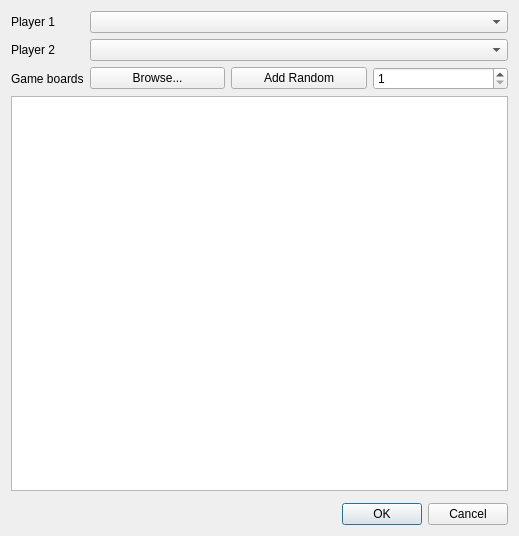
Old version of the form tank_game_gui/src/newgamedialog.ui in the repository joelottosson/cwg.
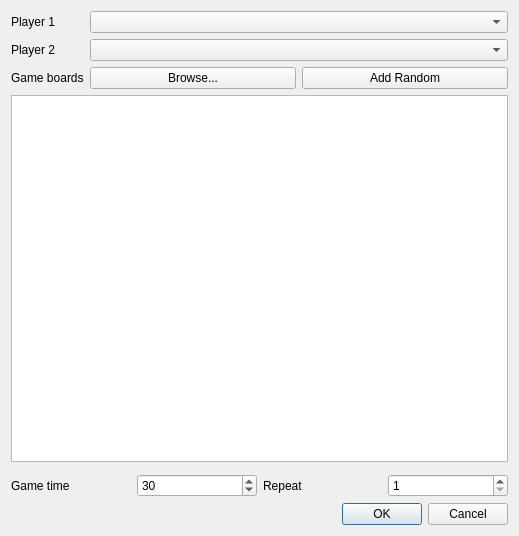
New version of the form.

```diff
--- a/tank_game_gui/src/newgamedialog.ui
+++ b/tank_game_gui/src/newgamedialog.ui
@@ -60,16 +60,6 @@
        </property>
       </widget>
      </item>
-     <item>
-      <widget class="QSpinBox" name="numRandomSpinBox">
-       <property name="minimum">
-        <number>1</number>
-       </property>
-       <property name="maximum">
-        <number>1000000</number>
-       </property>
-      </widget>
-     </item>
     </layout>
    </item>
    <item row="8" column="0" colspan="2">
@@ -78,7 +68,48 @@
    <item row="10" column="1">
     <layout class="QFormLayout" name="formLayout"/>
    </item>
-   <item row="12" column="1">
+   <item row="12" column="0" colspan="2">
+    <layout class="QHBoxLayout" name="horizontalLayout_2">
+     <item>
+      <widget class="QLabel" name="label_5">
+       <property name="text">
+        <string>Game time</string>
+       </property>
+      </widget>
+     </item>
+     <item>
+      <widget class="QSpinBox" name="gameTimeSpinBox">
+       <property name="minimum">
+        <number>5</number>
+       </property>
+       <property name="maximum">
+        <number>300</number>
+       </property>
+       <property name="value">
+        <number>30</number>
+       </property>
+      </widget>
+     </item>
+     <item>
+      <widget class="QLabel" name="label_6">
+       <property name="text">
+        <string>Repeat</string>
+       </property>
+      </widget>
+     </item>
+     <item>
+      <widget class="QSpinBox" name="repeatSpinBox">
+       <property name="minimum">
+        <number>1</number>
+       </property>
+       <property name="maximum">
+        <number>200</number>
+       </property>
+      </widget>
+     </item>
+    </layout>
+   </item>
+   <item row="13" column="1">
     <widget class="QDialogButtonBox" name="buttonBox">
      <property name="orientation">
       <enum>Qt::Horizontal</enum>
```
